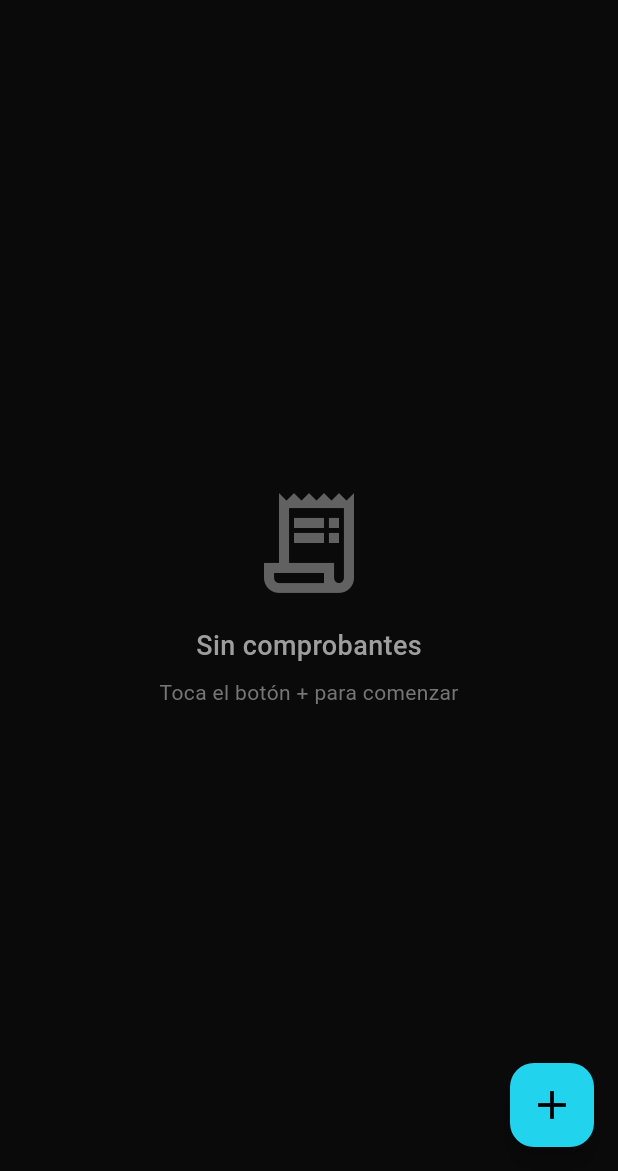
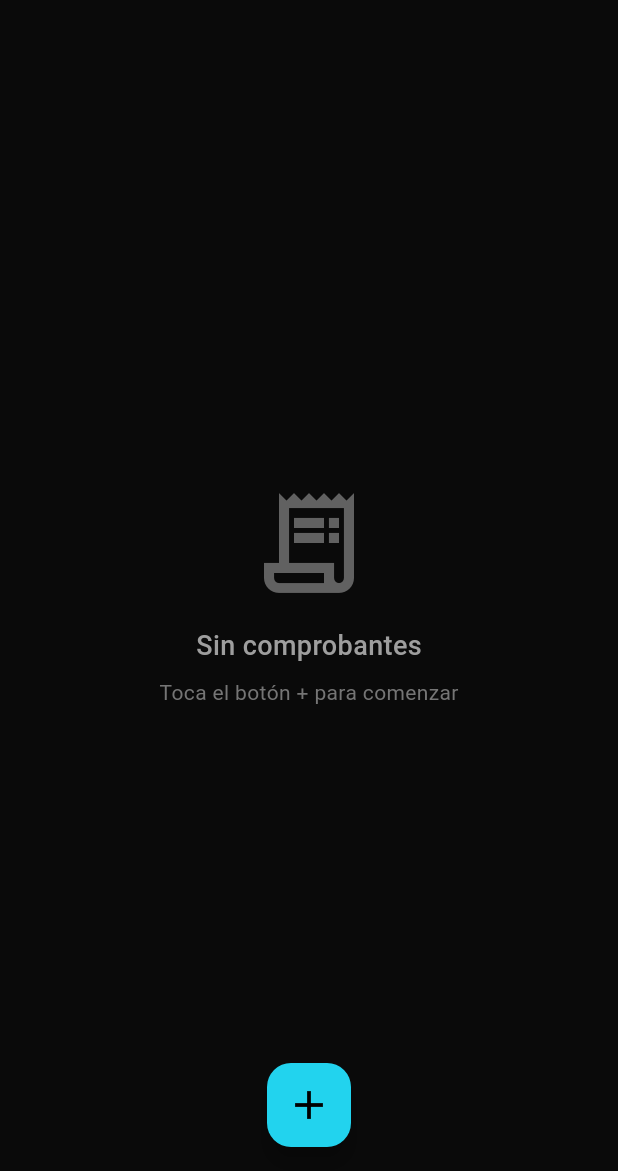
Before and after one commit to asterfinde/resilex_app, a Flutter app: the HomeScreen screen opened by its route, on a phone screen of 412 x 824 dp, the part 65-1236 px from its top. Run offline on Flutter 3.47's test engine with Material 3 defaults, Android fonts, the light colour scheme and no system bars; our stand-ins replace csv, image_picker, share_plus, shared_preferences, sqflite; missing offline and left inert: receipt_parser; accounts and stored records are empty.

Commit message:
feat: Optimize DB queries, center FAB, and update Plin color to green

```diff
--- a/lib/screens/home_screen.dart
+++ b/lib/screens/home_screen.dart
@@ -153,6 +153,7 @@ class _HomeScreenState extends State<HomeScreen> {
         backgroundColor: const Color(0xFF22d3ee),
         child: const Icon(Icons.add, color: Colors.black, size: 32),
       ),
+      floatingActionButtonLocation: FloatingActionButtonLocation.centerFloat,
     );
   }
 
--- a/lib/services/database_service.dart
+++ b/lib/services/database_service.dart
@@ -108,12 +108,13 @@ class DatabaseService {
   }
 
   /// Obtiene todos los comprobantes ordenados por fecha descendente.
+  /// Optimizado: usa created_at (que tiene índice) en lugar de date (texto)
   Future<List<ReceiptRecord>> getAllReceipts() async {
     final Database db = await database;
 
     final List<Map<String, dynamic>> maps = await db.query(
       'receipts',
-      orderBy: 'date DESC, time DESC',
+      orderBy: 'created_at DESC', // Usa índice idx_created_at
     );
 
     return List.generate(maps.length, (i) => ReceiptRecord.fromMap(maps[i]));
--- a/lib/widgets/ticket_list_item.dart
+++ b/lib/widgets/ticket_list_item.dart
@@ -14,7 +14,7 @@ class TicketListItem extends StatelessWidget {
       case 'yape':
         return const Color(0xFF6B21A8); // Morado Yape
       case 'plin':
-        return const Color(0xFF22d3ee); // Cyan Plin
+        return const Color(0xFF267a3e); // Verde Plin
       case 'boleta':
         return Colors.white; // Blanco Boleta
       default:
```
